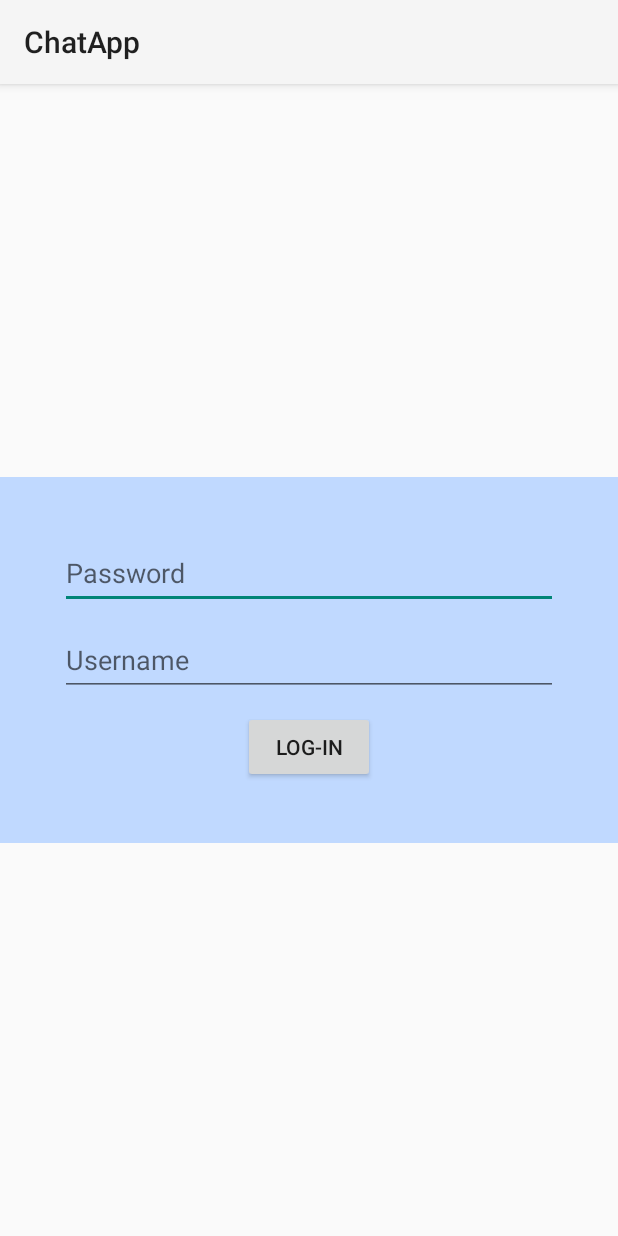
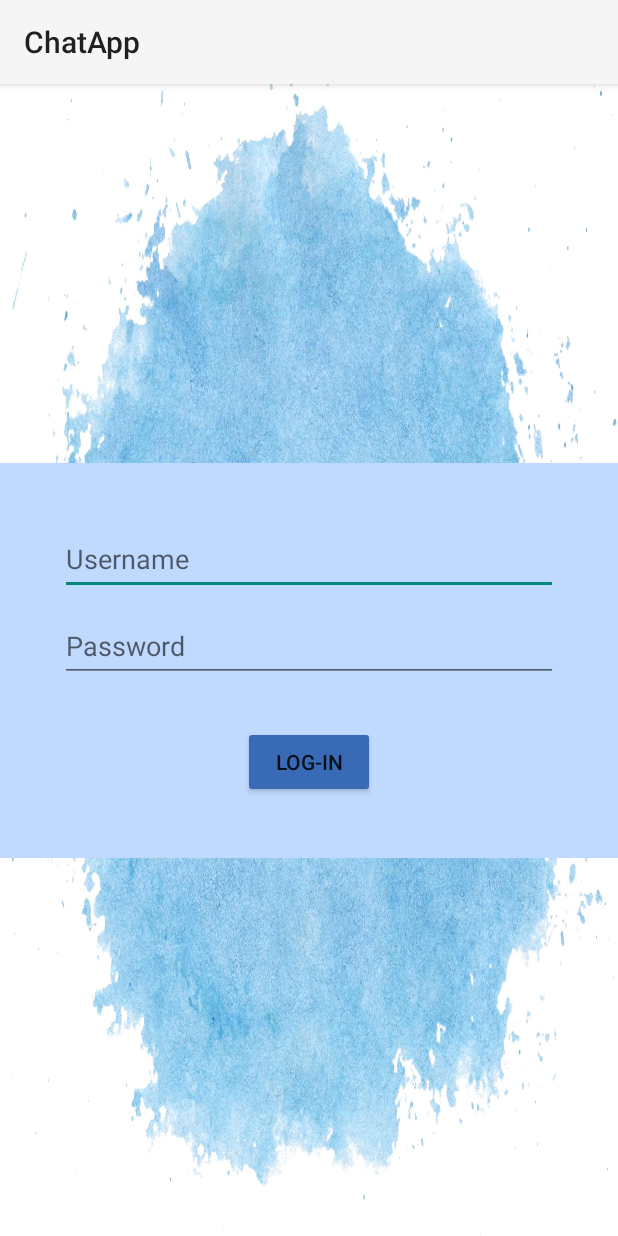
Before and after one commit to ofekkoren/ClientServer_ChatApplication, an Android app: the screen it shows after launch (MainActivity before the commit, LogInActivity after it), on a phone screen of 412 x 824 dp. Run offline under Robolectric (Android 15) with nearby library versions, the light colour scheme and no system bars.

Commit message:
finished logIn screen

```diff
--- a/app/build.gradle
+++ b/app/build.gradle
@@ -28,6 +28,9 @@ android {
 }
 
 dependencies {
+    implementation 'com.squareup.retrofit2:retrofit:2.9.0'
+    implementation 'com.squareup.retrofit2:converter-gson:2.5.0'
+    implementation 'com.google.code.gson:gson:2.9.0'
 
     implementation 'androidx.appcompat:appcompat:1.3.0'
     implementation 'com.google.android.material:material:1.4.0'
--- /dev/null
+++ b/app/src/main/java/com/example/chatapp/MyApp.java
@@ -0,0 +1,14 @@
+package com.example.chatapp;
+
+import android.app.Application;
+import android.content.Context;
+
+public class MyApp extends Application {
+    public static Context context;
+
+    @Override
+    public void onCreate() {
+        super.onCreate();
+        context = getApplicationContext();
+    }
+}
--- /dev/null
+++ b/app/src/main/java/com/example/chatapp/api/LogIn.java
@@ -0,0 +1,80 @@
+package com.example.chatapp.api;
+
+import android.content.Intent;
+import android.graphics.Color;
+import android.view.View;
+import android.widget.TextView;
+
+import com.example.chatapp.MyApp;
+import com.example.chatapp.R;
+
+import retrofit2.Call;
+import retrofit2.Callback;
+import retrofit2.Response;
+import retrofit2.Retrofit;
+import retrofit2.converter.gson.GsonConverterFactory;
+
+public class LogIn {
+    public static String cookie;
+    Retrofit retrofit;
+    LogInAPI logInAPI;
+
+    public LogIn() {
+        //Initializing retrofit
+        retrofit = new Retrofit.Builder()
+                .baseUrl(MyApp.context.getString(R.string.BaseUrl))
+                .addConverterFactory(GsonConverterFactory.create())
+                .build();
+        logInAPI = retrofit.create(LogInAPI.class);
+    }
+
+
+    // Checks validation
+    //    // Checks validation
+    public void logInCheckValidation(String username, String password, TextView textField) {
+        LogInAPI.LogInParams params = new LogInAPI.LogInParams(username, password);
+        cookie =
+        Call<LogInAPI.LogInResults> call = logInAPI.checkValidation(params);
+        call.enqueue(new Callback<LogInAPI.LogInResults>() {
+            @Override
+            public void onResponse(Call<LogInAPI.LogInResults> call, Response<LogInAPI.LogInResults> response) {
+                LogInAPI.LogInResults results = response.body();
+                if (results.username.equals("valid")) {
+//                    Intent i = new Intent(this, MainActivity.class);
+//                    startActivity(i);
+                } else if (results.username.equals("empty")) {
+                    textField.setText("All fields must be filled!");
+                    textField.setVisibility(View.VISIBLE);
+                    textField.setTextColor(Color.parseColor("red"));
+                } else if (results.username.equals("invalid")) {
+                    textField.setText("Wrong username or password!");
+                    textField.setVisibility(View.VISIBLE);
+                    textField.setTextColor(Color.parseColor("red"));
+                }
+            }
+
+            @Override
+            public void onFailure(Call<LogInAPI.LogInResults> call, Throwable t) {
+            }
+        });
+//        return true;
+    }
+
+
+
+//    public void checkValidation() {
+//        Call<List<Post>> call = webServiceAPI.checkValidation("Ofek Koren", "123456K");
+//
+//        call.enqueue(new Callback<List<Post>>() {
+//            @Override
+//            public void onResponse(Call<List<Post>> call, Response<List<Post>> response) {
+//                List<Post> posts = response.body();
+//            }
+//
+//            @Override
+//            public void onFailure(Call<List<Post>> call, Throwable t) {
+//            }
+//        });
+//    }
+
+}
--- /dev/null
+++ b/app/src/main/java/com/example/chatapp/api/LogInActivity.java
@@ -0,0 +1,79 @@
+package com.example.chatapp.api;
+
+import androidx.appcompat.app.AppCompatActivity;
+
+import android.os.Bundle;
+import android.widget.Button;
+import android.widget.EditText;
+import android.widget.TextView;
+
+import com.example.chatapp.MyApp;
+import com.example.chatapp.R;
+import com.example.chatapp.api.LogInAPI;
+
+import retrofit2.Call;
+import retrofit2.Callback;
+import retrofit2.Response;
+import retrofit2.Retrofit;
+import retrofit2.converter.gson.GsonConverterFactory;
+
+public class LogInActivity extends AppCompatActivity {
+//    Retrofit retrofit;
+//    LogInAPI logInAPI;
+
+//    public LogInActivity() {
+//        //Initializing retrofit
+//        retrofit = new Retrofit.Builder()
+//                .baseUrl(MyApp.context.getString(R.string.BaseUrl))
+//                .addConverterFactory(GsonConverterFactory.create())
+//                .build();
+//        logInAPI = retrofit.create(LogInAPI.class);
+//    }
+
+    @Override
+    protected void onCreate(Bundle savedInstanceState) {
+        super.onCreate(savedInstanceState);
+        setContentView(R.layout.activity_log_in);
+        LogIn logIn = new LogIn();
+
+        Button logInButton = findViewById(R.id.LogInButton);
+        EditText logInUsername = findViewById(R.id.LogInUsername);
+        EditText logInPassword = findViewById(R.id.LogInPassword);
+        TextView logInValidationMessage = findViewById(R.id.LogInValidationMessage);
+
+
+        logInButton.setOnClickListener(v -> {
+            String username = logInUsername.getText().toString();
+            String password = logInPassword.getText().toString();
+            logInValidationMessage.setText("");
+//            String LogInValidationMessage = logInValidationMessage.getText().toString();
+            logIn.logInCheckValidation(username,password, logInValidationMessage);
+            logInValidationMessage.setText("");
+
+            // if(logInCheckValidation(username,password) == true) {
+                //  Intent i = new Intent(this, SignUp.class);
+//            startActivity(i);
+//            }
+        });
+    }
+
+//    //    // Checks validation
+//    public void logInCheckValidation(String username, String password) {
+//        LogInAPI.LogInParams params = new LogInAPI.LogInParams(username, password);
+//        Call<LogInAPI.LogInResults> call = logInAPI.checkValidation(params);
+//        int a=3;
+//        call.enqueue(new Callback<LogInAPI.LogInResults>() {
+//            @Override
+//            public void onResponse(Call<LogInAPI.LogInResults> call, Response<LogInAPI.LogInResults> response) {
+//                LogInAPI.LogInResults results = response.body();
+//                int x=5;
+//            }
+//
+//            @Override
+//            public void onFailure(Call<LogInAPI.LogInResults> call, Throwable t) {
+//            }
+//        });
+////        return true;
+//    }
+
+}
--- /dev/null
+++ b/app/src/main/res/layout/activity_log_in.xml
@@ -0,0 +1,70 @@
+<?xml version="1.0" encoding="utf-8"?>
+<androidx.constraintlayout.widget.ConstraintLayout xmlns:android="http://schemas.android.com/apk/res/android"
+    xmlns:app="http://schemas.android.com/apk/res-auto"
+    xmlns:tools="http://schemas.android.com/tools"
+    android:layout_width="match_parent"
+    android:layout_height="match_parent"
+    android:background="@drawable/background"
+    android:orientation="vertical"
+    tools:context=".api.LogInActivity">
+    <LinearLayout
+        android:layout_width="match_parent"
+        android:layout_height="wrap_content"
+        android:background="@color/BackgroundOfForm"
+        android:orientation="vertical"
+        android:padding="40dp"
+        app:layout_constraintBottom_toBottomOf="parent"
+        app:layout_constraintTop_toTopOf="parent">
+
+        <EditText
+            android:id="@+id/LogInUsername"
+            android:layout_width="match_parent"
+            android:layout_height="wrap_content"
+            android:layout_marginBottom="10dp"
+            android:autofillHints=""
+            android:ems="10"
+            android:hint="@string/login_etUsername"
+            android:inputType="textPersonName"
+            android:minHeight="48dp"
+            app:layout_constraintBottom_toBottomOf="parent"
+            app:layout_constraintEnd_toEndOf="parent"
+            app:layout_constraintStart_toStartOf="parent"
+            app:layout_constraintTop_toTopOf="parent" />
+
+        <EditText
+            android:id="@+id/LogInPassword"
+            android:layout_width="match_parent"
+            android:layout_height="wrap_content"
+            android:layout_marginBottom="10dp"
+            android:autofillHints="password"
+            android:ems="10"
+            android:hint="@string/login_etPassword"
+            android:inputType="textPassword"
+            android:minHeight="48dp"
+            app:layout_constraintBottom_toBottomOf="parent"
+            app:layout_constraintEnd_toEndOf="parent"
+            app:layout_constraintHorizontal_bias="0.497"
+            app:layout_constraintStart_toStartOf="parent"
+            app:layout_constraintTop_toTopOf="parent" />
+
+
+        <TextView
+            android:id="@+id/LogInValidationMessage"
+            android:layout_width="match_parent"
+            android:layout_height="wrap_content"
+            android:text="TextView"
+            android:visibility="invisible"
+            />
+
+        <Button
+            android:id="@+id/LogInButton"
+            android:layout_width="wrap_content"
+            android:layout_height="wrap_content"
+            android:layout_gravity="center"
+            android:backgroundTint="@color/SignAndLogBtns"
+            android:text="@string/log_inBtn" />
+
+    </LinearLayout>
+
+
+</androidx.constraintlayout.widget.ConstraintLayout>
--- a/app/src/main/res/layout/activity_main.xml
+++ b/app/src/main/res/layout/activity_main.xml
@@ -1,60 +1,61 @@
 <?xml version="1.0" encoding="utf-8"?>
 
-<androidx.constraintlayout.widget.ConstraintLayout
-    xmlns:android="http://schemas.android.com/apk/res/android"
+<androidx.constraintlayout.widget.ConstraintLayout xmlns:android="http://schemas.android.com/apk/res/android"
+    xmlns:app="http://schemas.android.com/apk/res-auto"
     xmlns:tools="http://schemas.android.com/tools"
-    xmlns:app="http://schemas.android.com/apk/res-auto"
     android:layout_width="match_parent"
     android:layout_height="match_parent"
-    tools:context=".MainActivity"
+    android:background="@drawable/background"
     android:orientation="vertical"
-    >
+    tools:context=".api.MainActivity">
 
-    <LinearLayout
-        android:layout_width="match_parent"
-        android:layout_height="wrap_content"
-        android:orientation="vertical"
-        android:padding="40dp"
-        android:background="@color/BackgroundOfForm"
-        app:layout_constraintBottom_toBottomOf="parent"
-        app:layout_constraintTop_toTopOf="parent">
+<!--    <LinearLayout-->
+<!--        android:layout_width="match_parent"-->
+<!--        android:layout_height="wrap_content"-->
+<!--        android:background="@color/BackgroundOfForm"-->
+<!--        android:orientation="vertical"-->
+<!--        android:padding="40dp"-->
+<!--        app:layout_constraintBottom_toBottomOf="parent"-->
+<!--        app:layout_constraintTop_toTopOf="parent">-->
 
-        <EditText
-            android:id="@+id/editTextTextPassword"
-            android:layout_width="match_parent"
-            android:layout_height="wrap_content"
-            android:ems="10"
-            android:layout_marginBottom="10dp"
-            android:hint="@string/login_etPassword"
-            android:inputType="textPassword"
-            android:minHeight="48dp"
-            app:layout_constraintBottom_toBottomOf="parent"
-            app:layout_constraintEnd_toEndOf="parent"
-            app:layout_constraintHorizontal_bias="0.497"
-            app:layout_constraintStart_toStartOf="parent"
-            app:layout_constraintTop_toTopOf="parent" />
+<!--        <EditText-->
+<!--            android:id="@+id/editTextTextPassword"-->
+<!--            android:layout_width="match_parent"-->
+<!--            android:layout_height="wrap_content"-->
+<!--            android:layout_marginBottom="10dp"-->
+<!--            android:autofillHints="password"-->
+<!--            android:ems="10"-->
+<!--            android:hint="@string/login_etPassword"-->
+<!--            android:inputType="textPassword"-->
+<!--            android:minHeight="48dp"-->
+<!--            app:layout_constraintBottom_toBottomOf="parent"-->
+<!--            app:layout_constraintEnd_toEndOf="parent"-->
+<!--            app:layout_constraintHorizontal_bias="0.497"-->
+<!--            app:layout_constraintStart_toStartOf="parent"-->
+<!--            app:layout_constraintTop_toTopOf="parent" />-->
 
-        <EditText
-            android:id="@+id/editTextTextPersonName"
-            android:layout_width="match_parent"
-            android:layout_height="wrap_content"
-            android:autofillHints=""
-            android:ems="10"
-            android:layout_marginBottom="10dp"
-            android:hint="@string/login_etUsername"
-            android:inputType="textPersonName"
-            android:minHeight="48dp"
-            app:layout_constraintBottom_toBottomOf="parent"
-            app:layout_constraintEnd_toEndOf="parent"
-            app:layout_constraintStart_toStartOf="parent"
-            app:layout_constraintTop_toTopOf="parent" />
+<!--        <EditText-->
+<!--            android:id="@+id/editTextTextPersonName"-->
+<!--            android:layout_width="match_parent"-->
+<!--            android:layout_height="wrap_content"-->
+<!--            android:layout_marginBottom="10dp"-->
+<!--            android:autofillHints=""-->
+<!--            android:ems="10"-->
+<!--            android:hint="@string/login_etUsername"-->
+<!--            android:inputType="textPersonName"-->
+<!--            android:minHeight="48dp"-->
+<!--            app:layout_constraintBottom_toBottomOf="parent"-->
+<!--            app:layout_constraintEnd_toEndOf="parent"-->
+<!--            app:layout_constraintStart_toStartOf="parent"-->
+<!--            app:layout_constraintTop_toTopOf="parent" />-->
 
-        <Button
-            android:id="@+id/button"
-            android:layout_width="wrap_content"
-            android:layout_height="wrap_content"
-            android:layout_gravity="center"
-            android:text="@string/log_inBtn" />
-    </LinearLayout>
+<!--        <Button-->
+<!--            android:id="@+id/button"-->
+<!--            android:layout_width="wrap_content"-->
+<!--            android:layout_height="wrap_content"-->
+<!--            android:layout_gravity="center"-->
+<!--            android:backgroundTint="@color/SignAndLogBtns"-->
+<!--            android:text="@string/log_inBtn" />-->
+<!--    </LinearLayout>-->
 
 </androidx.constraintlayout.widget.ConstraintLayout>
--- a/app/src/main/res/values/colors.xml
+++ b/app/src/main/res/values/colors.xml
@@ -8,6 +8,8 @@
     <color name="black">#FF000000</color>
     <color name="white">#FFFFFFFF</color>
     <color name="BackgroundOfForm">#C0D9FF</color>
-    <color name="SignAndLogBtns">#C0D9FF</color>
+    <color name="SignAndLogBtns">#386AB6</color>
+    <color name="red">#F81010</color>
+
     #21549f
 </resources>
--- a/app/src/main/res/values/strings.xml
+++ b/app/src/main/res/values/strings.xml
@@ -3,4 +3,5 @@
     <string name="login_etUsername">Username</string>
     <string name="login_etPassword">Password</string>
     <string name="log_inBtn">LOG-IN</string>
+    <string name="BaseUrl">http://10.0.2.2:5170/api/</string>
 </resources>
```
Also changed, not shown: app/src/main/AndroidManifest.xml (+21 -8 lines), app/src/main/java/com/example/chatapp/MainActivity.java (deleted, +0 -13 lines), app/src/main/java/com/example/chatapp/api/LogInAPI.java (added, +40 -0 lines), app/src/main/java/com/example/chatapp/api/MainActivity.java (added, +22 -0 lines), app/src/main/res/drawable-v24/background.jpg (added), gradle/wrapper/gradle-wrapper.properties (added), 2 other files.
